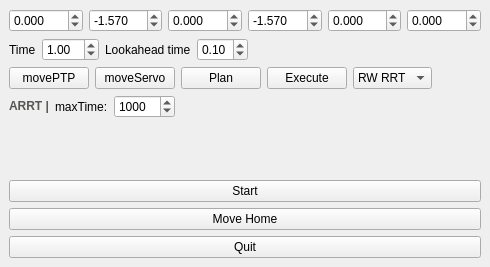
First picture: the form in robot_plugin/src/RobotPlugin.ui, repository Ezzence/rovi2-robot, before the edit.
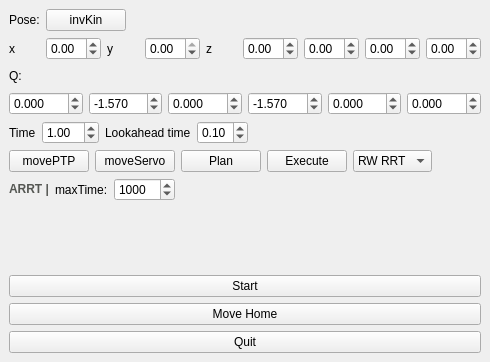
Second picture: the form after the edit.

Commit message: adding inverse kinematics

```diff
--- a/robot_plugin/src/RobotPlugin.ui
+++ b/robot_plugin/src/RobotPlugin.ui
@@ -7,7 +7,7 @@
     <x>0</x>
     <y>0</y>
     <width>490</width>
-    <height>267</height>
+    <height>362</height>
    </rect>
   </property>
   <property name="windowTitle">
@@ -17,6 +17,173 @@
    <layout class="QVBoxLayout" name="verticalLayout_2">
     <item>
      <layout class="QVBoxLayout" name="verticalLayout">
+      <item>
+       <layout class="QHBoxLayout" name="horizontalLayout_7">
+        <property name="bottomMargin">
+         <number>0</number>
+        </property>
+        <item>
+         <widget class="QLabel" name="label_6">
+          <property name="text">
+           <string>Pose:</string>
+          </property>
+         </widget>
+        </item>
+        <item>
+         <widget class="QPushButton" name="btnInv">
+          <property name="text">
+           <string>invKin</string>
+          </property>
+         </widget>
+        </item>
+        <item>
+         <spacer name="horizontalSpacer_4">
+          <property name="orientation">
+           <enum>Qt::Horizontal</enum>
+          </property>
+          <property name="sizeHint" stdset="0">
+           <size>
+            <width>40</width>
+            <height>20</height>
+           </size>
+          </property>
+         </spacer>
+        </item>
+       </layout>
+      </item>
+      <item>
+       <layout class="QHBoxLayout" name="horizontalLayout_5">
+        <property name="bottomMargin">
+         <number>0</number>
+        </property>
+        <item>
+         <widget class="QLabel" name="label_7">
+          <property name="text">
+           <string>x</string>
+          </property>
+         </widget>
+        </item>
+        <item>
+         <widget class="QDoubleSpinBox" name="boxX">
+          <property name="minimum">
+           <double>-0.400000000000000</double>
+          </property>
+          <property name="maximum">
+           <double>0.900000000000000</double>
+          </property>
+          <property name="singleStep">
+           <double>0.100000000000000</double>
+          </property>
+         </widget>
+        </item>
+        <item>
+         <widget class="QLabel" name="label_8">
+          <property name="text">
+           <string>y</string>
+          </property>
+         </widget>
+        </item>
+        <item>
+         <widget class="QDoubleSpinBox" name="boxY">
+          <property name="minimum">
+           <double>-0.900000000000000</double>
+          </property>
+          <property name="maximum">
+           <double>0.000000000000000</double>
+          </property>
+          <property name="singleStep">
+           <double>0.100000000000000</double>
+          </property>
+         </widget>
+        </item>
+        <item>
+         <widget class="QLabel" name="label_9">
+          <property name="text">
+           <string>z</string>
+          </property>
+         </widget>
+        </item>
+        <item>
+         <widget class="QDoubleSpinBox" name="boxZ">
+          <property name="minimum">
+           <double>-0.240000000000000</double>
+          </property>
+          <property name="maximum">
+           <double>0.690000000000000</double>
+          </property>
+          <property name="singleStep">
+           <double>0.100000000000000</double>
+          </property>
+         </widget>
+        </item>
+        <item>
+         <widget class="QDoubleSpinBox" name="boxRX">
+          <property name="minimum">
+           <double>-6.000000000000000</double>
+          </property>
+          <property name="maximum">
+           <double>6.000000000000000</double>
+          </property>
+          <property name="singleStep">
+           <double>0.100000000000000</double>
+          </property>
+         </widget>
+        </item>
+        <item>
+         <widget class="QDoubleSpinBox" name="boxRY">
+          <property name="minimum">
+           <double>-6.000000000000000</double>
+          </property>
+          <property name="maximum">
+           <double>6.000000000000000</double>
+          </property>
+          <property name="singleStep">
+           <double>0.100000000000000</double>
+          </property>
+         </widget>
+        </item>
+        <item>
+         <widget class="QDoubleSpinBox" name="boxRZ">
+          <property name="minimum">
+           <double>-6.000000000000000</double>
+          </property>
+          <property name="maximum">
+           <double>6.000000000000000</double>
+          </property>
+          <property name="singleStep">
+           <double>0.100000000000000</double>
+          </property>
+         </widget>
+        </item>
+       </layout>
+      </item>
+      <item>
+       <layout class="QHBoxLayout" name="horizontalLayout_6">
+        <property name="bottomMargin">
+         <number>0</number>
+        </property>
+        <item>
+         <widget class="QLabel" name="label_5">
+          <property name="text">
+           <string>Q:</string>
+          </property>
+         </widget>
+        </item>
+        <item>
+         <spacer name="horizontalSpacer_5">
+          <property name="orientation">
+           <enum>Qt::Horizontal</enum>
+          </property>
+          <property name="sizeHint" stdset="0">
+           <size>
+            <width>40</width>
+            <height>20</height>
+           </size>
+          </property>
+         </spacer>
+        </item>
+       </layout>
+      </item>
       <item>
        <layout class="QHBoxLayout" name="horizontalLayout_2">
         <property name="topMargin">
```
The commit also changes 2 other files.
